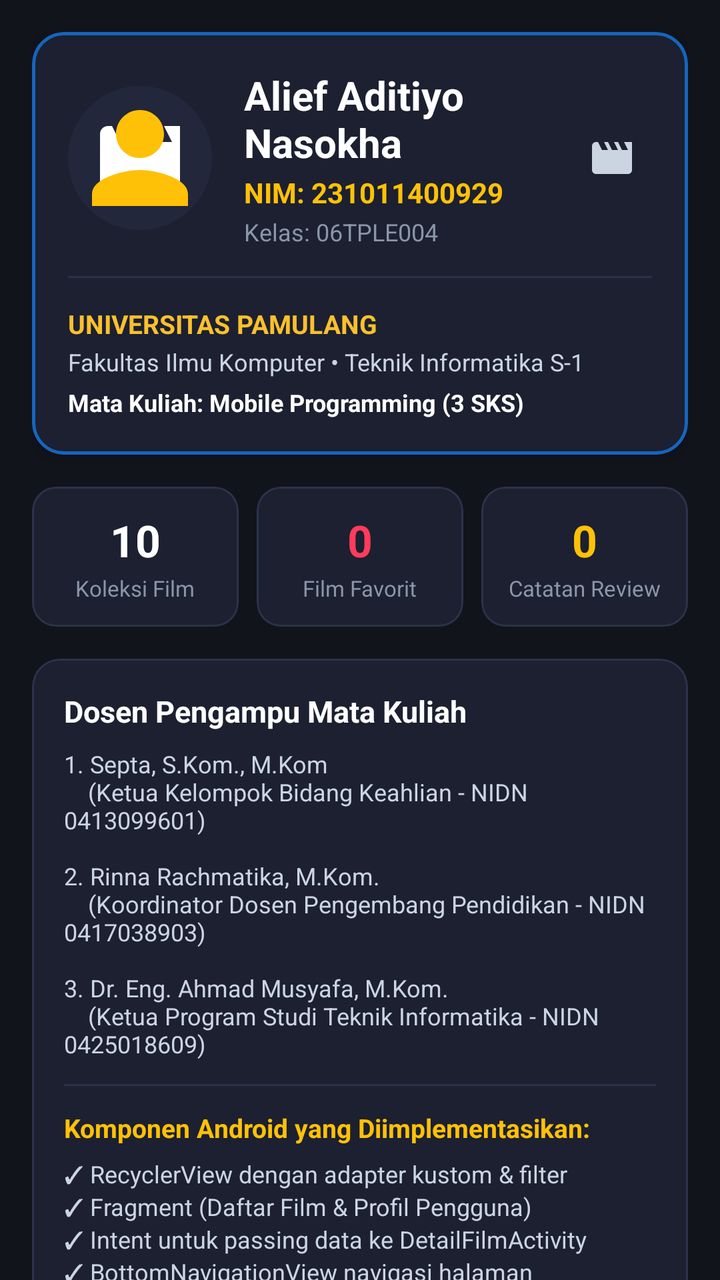
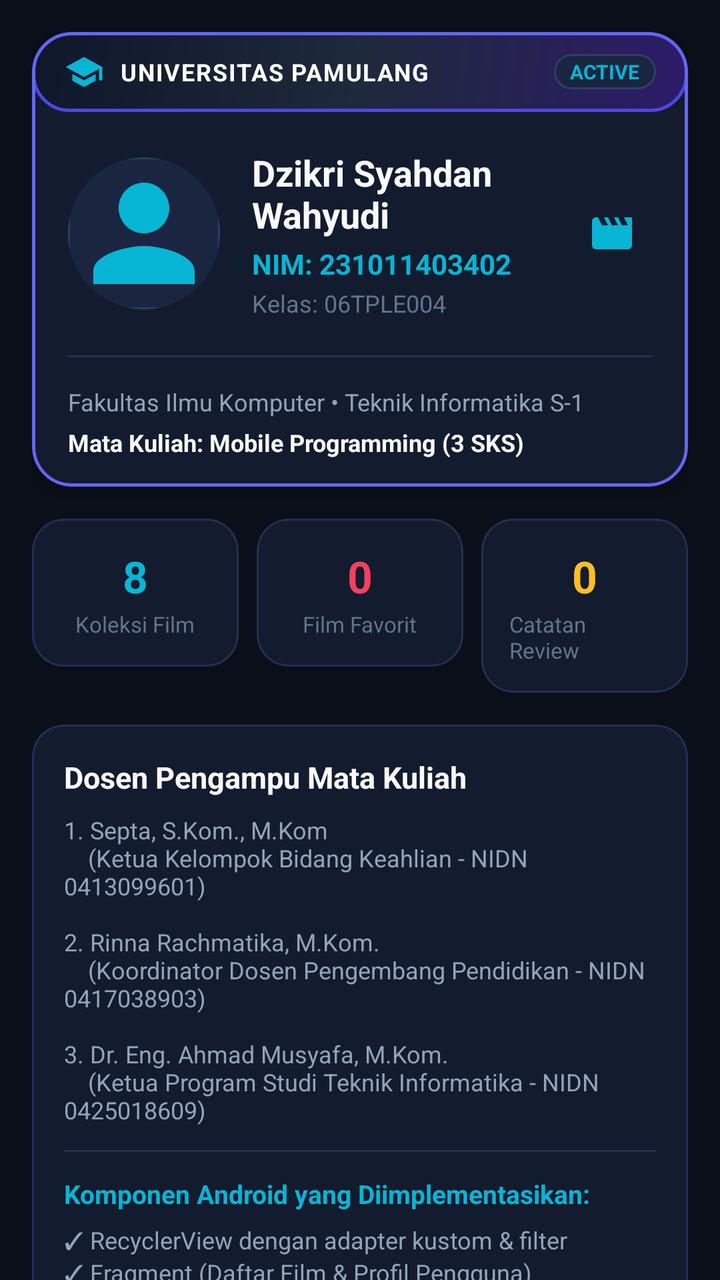

The first picture is an Android layout as it rendered before a commit; the second is the same layout after the commit. The layout source and the unified diff follow.
<!-- AndroidManifest.xml: application theme Theme.MyApplication -->
<!-- res/layout/fragment_profile.xml -->
<?xml version="1.0" encoding="utf-8"?>
<androidx.core.widget.NestedScrollView xmlns:android="http://schemas.android.com/apk/res/android"
    xmlns:app="http://schemas.android.com/apk/res-auto"
    xmlns:tools="http://schemas.android.com/tools"
    android:layout_width="match_parent"
    android:layout_height="match_parent"
    android:background="@color/cinema_dark"
    android:fillViewport="true">

    <LinearLayout
        android:layout_width="match_parent"
        android:layout_height="wrap_content"
        android:orientation="vertical"
        android:padding="16dp"
        android:paddingBottom="48dp">

        
        <com.google.android.material.card.MaterialCardView
            android:layout_width="match_parent"
            android:layout_height="wrap_content"
            app:cardBackgroundColor="@color/cinema_card"
            app:cardCornerRadius="16dp"
            app:cardElevation="4dp"
            app:strokeColor="@color/unpam_blue"
            app:strokeWidth="1.5dp">

            <LinearLayout
                android:layout_width="match_parent"
                android:layout_height="wrap_content"
                android:orientation="vertical"
                android:padding="18dp">

                
                <LinearLayout
                    android:layout_width="match_parent"
                    android:layout_height="wrap_content"
                    android:gravity="center_vertical"
                    android:orientation="horizontal">

                    <com.google.android.material.imageview.ShapeableImageView
                        android:id="@+id/iv_profile_avatar"
                        android:layout_width="72dp"
                        android:layout_height="72dp"
                        android:background="@drawable/bg_poster_placeholder"
                        android:contentDescription="Foto Profil Mahasiswa"
                        android:scaleType="centerCrop"
                        android:src="@drawable/ic_person"
                        app:shapeAppearanceOverlay="@style/CircleImageShape"
                        app:tint="@color/secondary" />

                    <LinearLayout
                        android:layout_width="0dp"
                        android:layout_height="wrap_content"
                        android:layout_marginStart="16dp"
                        android:layout_weight="1"
                        android:orientation="vertical">

                        <TextView
                            android:id="@+id/tv_profile_name"
                            android:layout_width="wrap_content"
                            android:layout_height="wrap_content"
                            android:text="Alief Aditiyo Nasokha"
                            android:textColor="@color/text_primary"
                            android:textSize="20sp"
                            android:textStyle="bold" />

                        <TextView
                            android:id="@+id/tv_profile_nim"
                            android:layout_width="wrap_content"
                            android:layout_height="wrap_content"
                            android:layout_marginTop="2dp"
                            android:text="NIM: 231011400929"
                            android:textColor="@color/secondary"
                            android:textSize="14sp"
                            android:textStyle="bold" />

                        <TextView
                            android:id="@+id/tv_profile_class"
                            android:layout_width="wrap_content"
                            android:layout_height="wrap_content"
                            android:layout_marginTop="2dp"
                            android:text="Kelas: 06TPLE004"
                            android:textColor="@color/text_muted"
                            android:textSize="12sp" />
                    </LinearLayout>

                    <ImageButton
                        android:id="@+id/btn_edit_profile"
                        android:layout_width="40dp"
                        android:layout_height="40dp"
                        android:background="?attr/selectableItemBackgroundBorderless"
                        android:contentDescription="Edit Identitas"
                        android:src="@drawable/ic_movie"
                        app:tint="@color/text_secondary" />
                </LinearLayout>

                <View
                    android:layout_width="match_parent"
                    android:layout_height="1dp"
                    android:layout_marginVertical="14dp"
                    android:background="@color/cinema_card_stroke" />

                
                <LinearLayout
                    android:layout_width="match_parent"
                    android:layout_height="wrap_content"
                    android:orientation="vertical">

                    <TextView
                        android:layout_width="wrap_content"
                        android:layout_height="wrap_content"
                        android:text="UNIVERSITAS PAMULANG"
                        android:textColor="@color/unpam_yellow"
                        android:textSize="13sp"
                        android:textStyle="bold" />

                    <TextView
                        android:layout_width="wrap_content"
                        android:layout_height="wrap_content"
                        android:layout_marginTop="2dp"
                        android:text="Fakultas Ilmu Komputer • Teknik Informatika S-1"
                        android:textColor="@color/text_secondary"
                        android:textSize="12sp" />

                    <TextView
                        android:layout_width="wrap_content"
                        android:layout_height="wrap_content"
                        android:layout_marginTop="4dp"
                        android:text="Mata Kuliah: Mobile Programming (3 SKS)"
                        android:textColor="@color/text_primary"
                        android:textSize="12sp"
                        android:textStyle="bold" />
                </LinearLayout>

            </LinearLayout>
        </com.google.android.material.card.MaterialCardView>

        
        <LinearLayout
            android:layout_width="match_parent"
            android:layout_height="wrap_content"
            android:layout_marginTop="16dp"
            android:orientation="horizontal">

            
            <com.google.android.material.card.MaterialCardView
                android:layout_width="0dp"
                android:layout_height="wrap_content"
                android:layout_marginEnd="6dp"
                android:layout_weight="1"
                app:cardBackgroundColor="@color/cinema_card"
                app:cardCornerRadius="12dp"
                app:strokeColor="@color/cinema_card_stroke"
                app:strokeWidth="1dp">

                <LinearLayout
                    android:layout_width="match_parent"
                    android:layout_height="wrap_content"
                    android:gravity="center"
                    android:orientation="vertical"
                    android:padding="12dp">

                    <TextView
                        android:id="@+id/tv_stat_total_films"
                        android:layout_width="wrap_content"
                        android:layout_height="wrap_content"
                        android:text="10"
                        android:textColor="@color/text_primary"
                        android:textSize="22sp"
                        android:textStyle="bold" />

                    <TextView
                        android:layout_width="wrap_content"
                        android:layout_height="wrap_content"
                        android:layout_marginTop="2dp"
                        android:text="Koleksi Film"
                        android:textColor="@color/text_muted"
                        android:textSize="11sp" />
                </LinearLayout>
            </com.google.android.material.card.MaterialCardView>

            
            <com.google.android.material.card.MaterialCardView
                android:layout_width="0dp"
                android:layout_height="wrap_content"
                android:layout_marginHorizontal="3dp"
                android:layout_weight="1"
                app:cardBackgroundColor="@color/cinema_card"
                app:cardCornerRadius="12dp"
                app:strokeColor="@color/cinema_card_stroke"
                app:strokeWidth="1dp">

                <LinearLayout
                    android:layout_width="match_parent"
                    android:layout_height="wrap_content"
                    android:gravity="center"
                    android:orientation="vertical"
                    android:padding="12dp">

                    <TextView
                        android:id="@+id/tv_stat_total_favorites"
                        android:layout_width="wrap_content"
                        android:layout_height="wrap_content"
                        android:text="0"
                        android:textColor="@color/favorite_red"
                        android:textSize="22sp"
                        android:textStyle="bold" />

                    <TextView
                        android:layout_width="wrap_content"
                        android:layout_height="wrap_content"
                        android:layout_marginTop="2dp"
                        android:text="Film Favorit"
                        android:textColor="@color/text_muted"
                        android:textSize="11sp" />
                </LinearLayout>
            </com.google.android.material.card.MaterialCardView>

            
            <com.google.android.material.card.MaterialCardView
                android:layout_width="0dp"
                android:layout_height="wrap_content"
                android:layout_marginStart="6dp"
                android:layout_weight="1"
                app:cardBackgroundColor="@color/cinema_card"
                app:cardCornerRadius="12dp"
                app:strokeColor="@color/cinema_card_stroke"
                app:strokeWidth="1dp">

                <LinearLayout
                    android:layout_width="match_parent"
                    android:layout_height="wrap_content"
                    android:gravity="center"
                    android:orientation="vertical"
                    android:padding="12dp">

                    <TextView
                        android:id="@+id/tv_stat_total_reviews"
                        android:layout_width="wrap_content"
                        android:layout_height="wrap_content"
                        android:text="0"
                        android:textColor="@color/secondary"
                        android:textSize="22sp"
                        android:textStyle="bold" />

                    <TextView
                        android:layout_width="wrap_content"
                        android:layout_height="wrap_content"
                        android:layout_marginTop="2dp"
                        android:text="Catatan Review"
                        android:textColor="@color/text_muted"
                        android:textSize="11sp" />
                </LinearLayout>
            </com.google.android.material.card.MaterialCardView>

        </LinearLayout>

        
        <com.google.android.material.card.MaterialCardView
            android:layout_width="match_parent"
            android:layout_height="wrap_content"
            android:layout_marginTop="16dp"
            app:cardBackgroundColor="@color/cinema_card"
            app:cardCornerRadius="14dp"
            app:strokeColor="@color/cinema_card_stroke"
            app:strokeWidth="1dp">

            <LinearLayout
                android:layout_width="match_parent"
                android:layout_height="wrap_content"
                android:orientation="vertical"
                android:padding="16dp">

                <TextView
                    android:layout_width="wrap_content"
                    android:layout_height="wrap_content"
                    android:text="Dosen Pengampu Mata Kuliah"
                    android:textColor="@color/text_primary"
                    android:textSize="15sp"
                    android:textStyle="bold" />

                <TextView
                    android:layout_width="match_parent"
                    android:layout_height="wrap_content"
                    android:layout_marginTop="8dp"
                    android:text="1. Septa, S.Kom., M.Kom\n    (Ketua Kelompok Bidang Keahlian - NIDN 0413099601)\n\n2. Rinna Rachmatika, M.Kom.\n    (Koordinator Dosen Pengembang Pendidikan - NIDN 0417038903)\n\n3. Dr. Eng. Ahmad Musyafa, M.Kom.\n    (Ketua Program Studi Teknik Informatika - NIDN 0425018609)"
                    android:textColor="@color/text_secondary"
                    android:textSize="12sp" />

                <View
                    android:layout_width="match_parent"
                    android:layout_height="1dp"
                    android:layout_marginVertical="12dp"
                    android:background="@color/cinema_card_stroke" />

                <TextView
                    android:layout_width="wrap_content"
                    android:layout_height="wrap_content"
                    android:text="Komponen Android yang Diimplementasikan:"
                    android:textColor="@color/secondary"
                    android:textSize="13sp"
                    android:textStyle="bold" />

                <TextView
                    android:layout_width="match_parent"
                    android:layout_height="wrap_content"
                    android:layout_marginTop="6dp"
                    android:text="✓ RecyclerView dengan adapter kustom &amp; filter\n✓ Fragment (Daftar Film &amp; Profil Pengguna)\n✓ Intent untuk passing data ke DetailFilmActivity\n✓ BottomNavigationView navigasi halaman\n✓ LinearLayout &amp; ConstraintLayout responsif\n✓ ImageView untuk poster film\n✓ WebView untuk pemutar trailer YouTube\n✓ VideoView untuk pemutar video trailer native\n✓ Button, TextView, &amp; EditText untuk catatan review"
                    android:textColor="@color/text_secondary"
                    android:textSize="12sp" />

            </LinearLayout>
        </com.google.android.material.card.MaterialCardView>

        
        <com.google.android.material.button.MaterialButton
            android:id="@+id/btn_change_profile_info"
            style="@style/Widget.Material3.Button.TonalButton"
            android:layout_width="match_parent"
            android:layout_height="48dp"
            android:layout_marginTop="16dp"
            android:text="Ubah Nama &amp; NIM Mahasiswa"
            android:textColor="@color/text_primary"
            app:backgroundTint="@color/cinema_surface" />

    </LinearLayout>
</androidx.core.widget.NestedScrollView>
<!-- resources referenced by this layout -->
<resources>
  <color name="cinema_card">#1C2030</color>
  <color name="cinema_card_stroke">#2C324A</color>
  <color name="cinema_dark">#12141C</color>
  <color name="cinema_surface">#22273B</color>
  <color name="favorite_red">#FF3B5C</color>
  <color name="secondary">#FFC107</color>
  <color name="text_muted">#8A96A8</color>
  <color name="text_primary">#FFFFFF</color>
  <color name="text_secondary">#CBD5E1</color>
  <color name="unpam_blue">#1565C0</color>
  <color name="unpam_yellow">#FBC02D</color>
  <!-- drawable bg_poster_placeholder (drawable) -->
  <?xml version="1.0" encoding="utf-8"?>
  <layer-list xmlns:android="http://schemas.android.com/apk/res/android">
      <item>
          <shape android:shape="rectangle">
              <corners android:radius="12dp" />
              <solid android:color="@color/cinema_surface" />
          </shape>
      </item>
      <item
          android:width="48dp"
          android:height="48dp"
          android:drawable="@drawable/ic_movie"
          android:gravity="center" />
  </layer-list>
  <!-- drawable ic_movie (drawable) -->
  <vector xmlns:android="http://schemas.android.com/apk/res/android"
      android:width="24dp"
      android:height="24dp"
      android:viewportWidth="24"
      android:viewportHeight="24">
      <path
          android:fillColor="#FFFFFFFF"
          android:pathData="M18,4l2,4h-3l-2,-4h-2l2,4h-3l-2,-4H8l2,4H7L5,4H4c-1.1,0 -1.99,0.9 -1.99,2L2,18c0,1.1 0.9,2 2,2h16c1.1,0 2,-0.9 2,-2V4h-4z"/>
  </vector>
  <!-- drawable ic_person (drawable) -->
  <vector xmlns:android="http://schemas.android.com/apk/res/android"
      android:width="24dp"
      android:height="24dp"
      android:viewportWidth="24"
      android:viewportHeight="24">
      <path
          android:fillColor="#FFFFFFFF"
          android:pathData="M12,12c2.21,0 4,-1.79 4,-4s-1.79,-4 -4,-4 -4,1.79 -4,4 1.79,4 4,4zM12,14c-2.67,0 -8,1.34 -8,4v2h16v-2c0,-2.66 -5.33,-4 -8,-4z"/>
  </vector>
  <style name="CircleImageShape">
          <item name="cornerSize">50%</item>
      </style>
  <style name="Theme.MyApplication" parent="Theme.Material3.Dark.NoActionBar">
          <item name="colorPrimary">@color/primary</item>
          <item name="colorOnPrimary">@color/on_primary</item>
          <item name="colorSecondary">@color/secondary</item>
          <item name="android:windowBackground">@color/cinema_dark</item>
          <item name="android:statusBarColor">@color/cinema_dark</item>
          <item name="android:navigationBarColor">@color/cinema_dark</item>
      </style>
  <color name="primary">#E50914</color>
  <color name="on_primary">#FFFFFF</color>
</resources>

<!-- the commit's change to res/layout/fragment_profile.xml (unified diff, before → after) -->
@@ -19,34 +19,79 @@
             android:layout_width="match_parent"
             android:layout_height="wrap_content"
             app:cardBackgroundColor="@color/cinema_card"
-            app:cardCornerRadius="16dp"
-            app:cardElevation="4dp"
-            app:strokeColor="@color/unpam_blue"
+            app:cardCornerRadius="20dp"
+            app:cardElevation="6dp"
+            app:strokeColor="@color/primary"
             app:strokeWidth="1.5dp">
 
             <LinearLayout
                 android:layout_width="match_parent"
                 android:layout_height="wrap_content"
-                android:orientation="vertical"
-                android:padding="18dp">
+                android:orientation="vertical">
 
                 
                 <LinearLayout
                     android:layout_width="match_parent"
                     android:layout_height="wrap_content"
+                    android:background="@drawable/bg_hero_gradient"
                     android:gravity="center_vertical"
-                    android:orientation="horizontal">
-
-                    <com.google.android.material.imageview.ShapeableImageView
-                        android:id="@+id/iv_profile_avatar"
-                        android:layout_width="72dp"
-                        android:layout_height="72dp"
-                        android:background="@drawable/bg_poster_placeholder"
-                        android:contentDescription="Foto Profil Mahasiswa"
-                        android:scaleType="centerCrop"
-                        android:src="@drawable/ic_person"
-                        app:shapeAppearanceOverlay="@style/CircleImageShape"
+                    android:orientation="horizontal"
+                    android:paddingHorizontal="16dp"
+                    android:paddingVertical="10dp">
+
+                    <ImageView
+                        android:layout_width="20dp"
+                        android:layout_height="20dp"
+                        android:contentDescription="Universitas"
+                        android:src="@drawable/ic_school"
                         app:tint="@color/secondary" />
+
+                    <TextView
+                        android:layout_width="0dp"
+                        android:layout_height="wrap_content"
+                        android:layout_marginStart="8dp"
+                        android:layout_weight="1"
+                        android:letterSpacing="0.05"
+                        android:text="UNIVERSITAS PAMULANG"
+                        android:textColor="@color/white"
+                        android:textSize="12sp"
+                        android:textStyle="bold" />
+
+                    <TextView
+                        android:layout_width="wrap_content"
+                        android:layout_height="wrap_content"
+                        android:background="@drawable/bg_badge"
+                        android:paddingHorizontal="8dp"
+                        android:paddingVertical="2dp"
+                        android:text="ACTIVE"
+                        android:textColor="@color/secondary"
+                        android:textSize="10sp"
+                        android:textStyle="bold" />
+                </LinearLayout>
+
+                
+                <LinearLayout
+                    android:layout_width="match_parent"
+                    android:layout_height="wrap_content"
+                    android:gravity="center_vertical"
+                    android:orientation="horizontal"
+                    android:padding="18dp">
+
+                    <FrameLayout
+                        android:layout_width="76dp"
+                        android:layout_height="76dp">
+
+                        <com.google.android.material.imageview.ShapeableImageView
+                            android:id="@+id/iv_profile_avatar"
+                            android:layout_width="match_parent"
+                            android:layout_height="match_parent"
+                            android:background="@drawable/bg_badge_accent"
+                            android:contentDescription="Foto Profil Mahasiswa"
+                            android:scaleType="centerCrop"
+                            android:src="@drawable/ic_person"
+                            app:shapeAppearanceOverlay="@style/CircleImageShape"
+                            app:tint="@color/secondary" />
+                    </FrameLayout>
 
                     <LinearLayout
                         android:layout_width="0dp"
@@ -59,17 +104,17 @@
                             android:id="@+id/tv_profile_name"
                             android:layout_width="wrap_content"
                             android:layout_height="wrap_content"
-                            android:text="Alief Aditiyo Nasokha"
+                            android:text="Dzikri Syahdan Wahyudi"
                             android:textColor="@color/text_primary"
-                            android:textSize="20sp"
+                            android:textSize="18sp"
                             android:textStyle="bold" />
 
                         <TextView
                             android:id="@+id/tv_profile_nim"
                             android:layout_width="wrap_content"
                             android:layout_height="wrap_content"
-                            android:layout_marginTop="2dp"
-                            android:text="NIM: 231011400929"
+                            android:layout_marginTop="3dp"
+                            android:text="NIM: 231011403402"
                             android:textColor="@color/secondary"
                             android:textSize="14sp"
                             android:textStyle="bold" />
@@ -91,33 +136,26 @@
                         android:background="?attr/selectableItemBackgroundBorderless"
                         android:contentDescription="Edit Identitas"
                         android:src="@drawable/ic_movie"
-                        app:tint="@color/text_secondary" />
+                        app:tint="@color/secondary" />
                 </LinearLayout>
 
                 <View
                     android:layout_width="match_parent"
                     android:layout_height="1dp"
-                    android:layout_marginVertical="14dp"
+                    android:layout_marginHorizontal="18dp"
                     android:background="@color/cinema_card_stroke" />
 
                 
                 <LinearLayout
                     android:layout_width="match_parent"
                     android:layout_height="wrap_content"
-                    android:orientation="vertical">
-
-                    <TextView
-                        android:layout_width="wrap_content"
-                        android:layout_height="wrap_content"
-                        android:text="UNIVERSITAS PAMULANG"
-                        android:textColor="@color/unpam_yellow"
-                        android:textSize="13sp"
-                        android:textStyle="bold" />
-
-                    <TextView
-                        android:layout_width="wrap_content"
-                        android:layout_height="wrap_content"
-                        android:layout_marginTop="2dp"
+                    android:orientation="vertical"
+                    android:paddingHorizontal="18dp"
+                    android:paddingVertical="14dp">
+
+                    <TextView
+                        android:layout_width="wrap_content"
+                        android:layout_height="wrap_content"
                         android:text="Fakultas Ilmu Komputer • Teknik Informatika S-1"
                         android:textColor="@color/text_secondary"
                         android:textSize="12sp" />
@@ -149,7 +187,7 @@
                 android:layout_marginEnd="6dp"
                 android:layout_weight="1"
                 app:cardBackgroundColor="@color/cinema_card"
-                app:cardCornerRadius="12dp"
+                app:cardCornerRadius="16dp"
                 app:strokeColor="@color/cinema_card_stroke"
                 app:strokeWidth="1dp">
 
@@ -158,14 +196,14 @@
                     android:layout_height="wrap_content"
                     android:gravity="center"
                     android:orientation="vertical"
-                    android:padding="12dp">
+                    android:padding="14dp">
 
                     <TextView
                         android:id="@+id/tv_stat_total_films"
                         android:layout_width="wrap_content"
                         android:layout_height="wrap_content"
-                        android:text="10"
-                        android:textColor="@color/text_primary"
+                        android:text="8"
+                        android:textColor="@color/secondary"
                         android:textSize="22sp"
                         android:textStyle="bold" />
 
@@ -186,7 +224,7 @@
                 android:layout_marginHorizontal="3dp"
                 android:layout_weight="1"
                 app:cardBackgroundColor="@color/cinema_card"
-                app:cardCornerRadius="12dp"
+                app:cardCornerRadius="16dp"
                 app:strokeColor="@color/cinema_card_stroke"
                 app:strokeWidth="1dp">
 
@@ -195,7 +233,7 @@
                     android:layout_height="wrap_content"
                     android:gravity="center"
                     android:orientation="vertical"
-                    android:padding="12dp">
+                    android:padding="14dp">
 
                     <TextView
                         android:id="@+id/tv_stat_total_favorites"
@@ -223,7 +261,7 @@
                 android:layout_marginStart="6dp"
                 android:layout_weight="1"
                 app:cardBackgroundColor="@color/cinema_card"
-                app:cardCornerRadius="12dp"
+                app:cardCornerRadius="16dp"
                 app:strokeColor="@color/cinema_card_stroke"
                 app:strokeWidth="1dp">
 
@@ -232,14 +270,14 @@
                     android:layout_height="wrap_content"
                     android:gravity="center"
                     android:orientation="vertical"
-                    android:padding="12dp">
+                    android:padding="14dp">
 
                     <TextView
                         android:id="@+id/tv_stat_total_reviews"
                         android:layout_width="wrap_content"
                         android:layout_height="wrap_content"
                         android:text="0"
-                        android:textColor="@color/secondary"
+                        android:textColor="@color/rating_gold"
                         android:textSize="22sp"
                         android:textStyle="bold" />
 
@@ -261,7 +299,7 @@
             android:layout_height="wrap_content"
             android:layout_marginTop="16dp"
             app:cardBackgroundColor="@color/cinema_card"
-            app:cardCornerRadius="14dp"
+            app:cardCornerRadius="16dp"
             app:strokeColor="@color/cinema_card_stroke"
             app:strokeWidth="1dp">
 
@@ -321,7 +359,8 @@
             android:layout_marginTop="16dp"
             android:text="Ubah Nama &amp; NIM Mahasiswa"
             android:textColor="@color/text_primary"
-            app:backgroundTint="@color/cinema_surface" />
+            app:backgroundTint="@color/cinema_surface_light"
+            app:cornerRadius="24dp" />
 
     </LinearLayout>
 </androidx.core.widget.NestedScrollView>
<!-- resource entries referenced after the edit -->
@@ -1,31 +1,50 @@
 <!-- resources referenced by this layout -->
 <resources>
-  <color name="cinema_card">#1C2030</color>
-  <color name="cinema_card_stroke">#2C324A</color>
-  <color name="cinema_dark">#12141C</color>
-  <color name="cinema_surface">#22273B</color>
-  <color name="favorite_red">#FF3B5C</color>
-  <color name="secondary">#FFC107</color>
-  <color name="text_muted">#8A96A8</color>
-  <color name="text_primary">#FFFFFF</color>
-  <color name="text_secondary">#CBD5E1</color>
-  <color name="unpam_blue">#1565C0</color>
-  <color name="unpam_yellow">#FBC02D</color>
-  <!-- drawable bg_poster_placeholder (drawable) -->
+  <color name="cinema_card">#131B2E</color>
+  <color name="cinema_card_stroke">#24304F</color>
+  <color name="cinema_dark">#0B0F19</color>
+  <color name="cinema_surface_light">#222F4B</color>
+  <color name="favorite_red">#F43F5E</color>
+  <color name="secondary">#06B6D4</color>
+  <color name="text_muted">#64748B</color>
+  <color name="text_primary">#F8FAFC</color>
+  <color name="text_secondary">#94A3B8</color>
+  <color name="white">#FFFFFFFF</color>
+  <!-- drawable bg_badge (drawable) -->
   <?xml version="1.0" encoding="utf-8"?>
-  <layer-list xmlns:android="http://schemas.android.com/apk/res/android">
-      <item>
-          <shape android:shape="rectangle">
-              <corners android:radius="12dp" />
-              <solid android:color="@color/cinema_surface" />
-          </shape>
-      </item>
-      <item
-          android:width="48dp"
-          android:height="48dp"
-          android:drawable="@drawable/ic_movie"
-          android:gravity="center" />
-  </layer-list>
+  <shape xmlns:android="http://schemas.android.com/apk/res/android"
+      android:shape="rectangle">
+      <corners android:radius="12dp" />
+      <solid android:color="#1A2640" />
+      <stroke
+          android:width="1dp"
+          android:color="#2D3E66" />
+  </shape>
+  <!-- drawable bg_badge_accent (drawable) -->
+  <?xml version="1.0" encoding="utf-8"?>
+  <shape xmlns:android="http://schemas.android.com/apk/res/android"
+      android:shape="rectangle">
+      <corners android:radius="10dp" />
+      <solid android:color="#1A2640" />
+      <stroke
+          android:width="1dp"
+          android:color="#2D3E66" />
+  </shape>
+  <!-- drawable bg_hero_gradient (drawable) -->
+  <?xml version="1.0" encoding="utf-8"?>
+  <shape xmlns:android="http://schemas.android.com/apk/res/android"
+      android:shape="rectangle">
+      <corners android:radius="18dp" />
+      <gradient
+          android:angle="135"
+          android:startColor="#2D1B69"
+          android:centerColor="#1E293B"
+          android:endColor="#0F172A"
+          android:type="linear" />
+      <stroke
+          android:width="1.5dp"
+          android:color="#4F46E5" />
+  </shape>
   <!-- drawable ic_movie (drawable) -->
   <vector xmlns:android="http://schemas.android.com/apk/res/android"
       android:width="24dp"
@@ -46,6 +65,16 @@
           android:fillColor="#FFFFFFFF"
           android:pathData="M12,12c2.21,0 4,-1.79 4,-4s-1.79,-4 -4,-4 -4,1.79 -4,4 1.79,4 4,4zM12,14c-2.67,0 -8,1.34 -8,4v2h16v-2c0,-2.66 -5.33,-4 -8,-4z"/>
   </vector>
+  <!-- drawable ic_school (drawable) -->
+  <vector xmlns:android="http://schemas.android.com/apk/res/android"
+      android:width="24dp"
+      android:height="24dp"
+      android:viewportWidth="24"
+      android:viewportHeight="24">
+      <path
+          android:fillColor="#FFFFFFFF"
+          android:pathData="M5,13.18v4L12,21l7,-3.82v-4L12,17l-7,-3.82zM12,3L1,9l11,6 9,-4.91V17h2V9L12,3z"/>
+  </vector>
   <style name="CircleImageShape">
           <item name="cornerSize">50%</item>
       </style>
@@ -57,7 +86,8 @@
           <item name="android:statusBarColor">@color/cinema_dark</item>
           <item name="android:navigationBarColor">@color/cinema_dark</item>
       </style>
-  <color name="primary">#E50914</color>
+  <color name="primary">#6366F1</color>
+  <color name="rating_gold">#FBBF24</color>
   <color name="on_primary">#FFFFFF</color>
 </resources>
 
